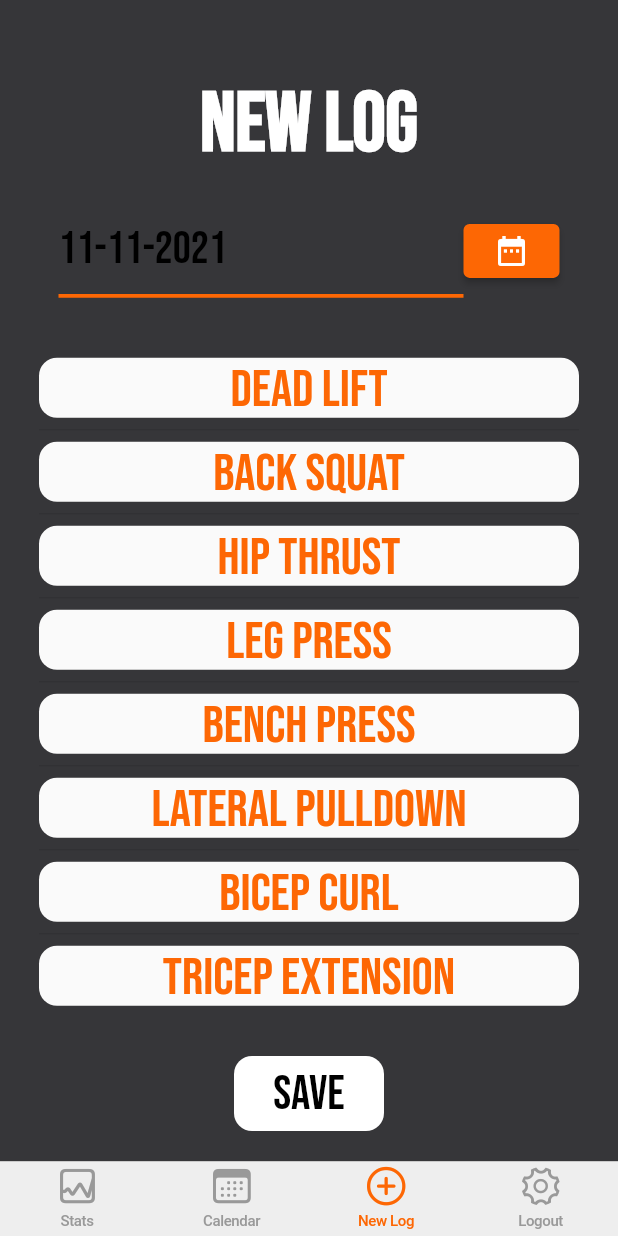
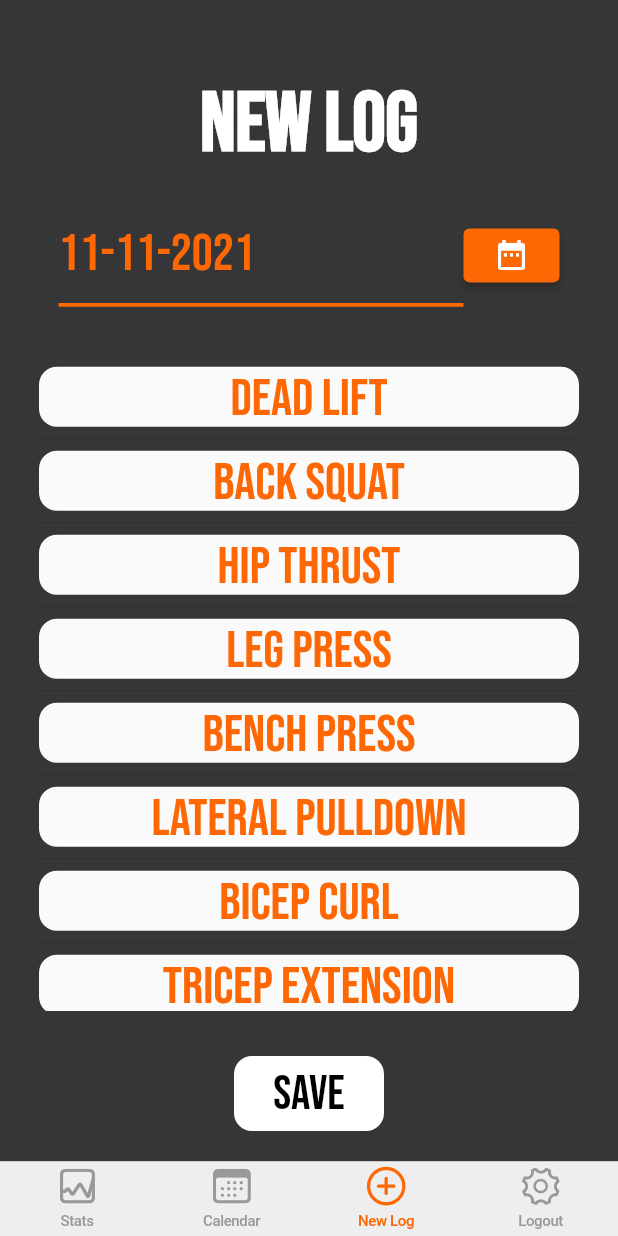
Before and after one commit to acm-projects/Progression, a Flutter app: the MainPage screen opened directly, item 3 of the bottom bar chosen, on a phone screen of 412 x 824 dp. Run offline on Flutter 3.47's test engine with Material 2 defaults, Android fonts, the phone set to English and light mode, and no system bars; our stand-ins replace cloud_firestore, firebase_auth, firebase_core, flutter_swiper_null_safety, table_calendar; missing offline and left inert: draw_graph, restart_app; accounts and stored records are empty.

Commit message:
updated color

```diff
--- a/lib/pages/new_log.dart
+++ b/lib/pages/new_log.dart
@@ -44,7 +44,7 @@ class NewLogPageState extends State<NewLogPage> {
               Container(
                 child: Padding(
                   padding: const EdgeInsets.symmetric(vertical: 12.0, horizontal: 0),
-                  child: Text("${valueDate.day.toString().padLeft(2,'0')}-${valueDate.month.toString().padLeft(2,'0')}-${valueDate.year}", style: Theme.of(context).textTheme.headline4,),
+                  child: Text("${valueDate.day.toString().padLeft(2,'0')}-${valueDate.month.toString().padLeft(2,'0')}-${valueDate.year}", style: Theme.of(context).textTheme.headline3,),
                 ),
                 decoration: BoxDecoration(
                     border: Border(
```
